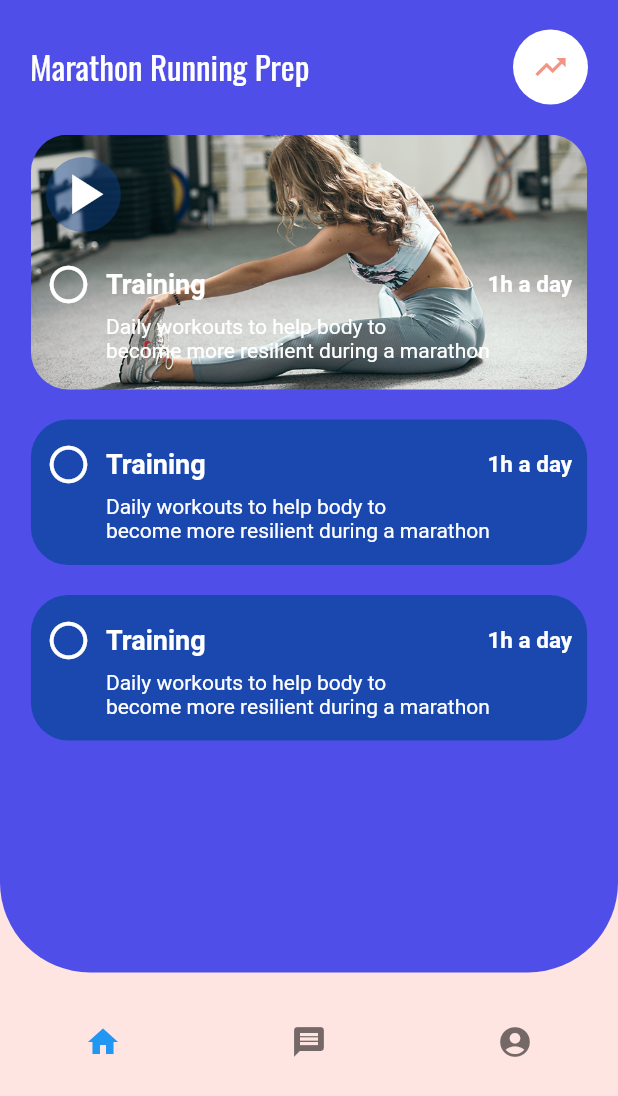
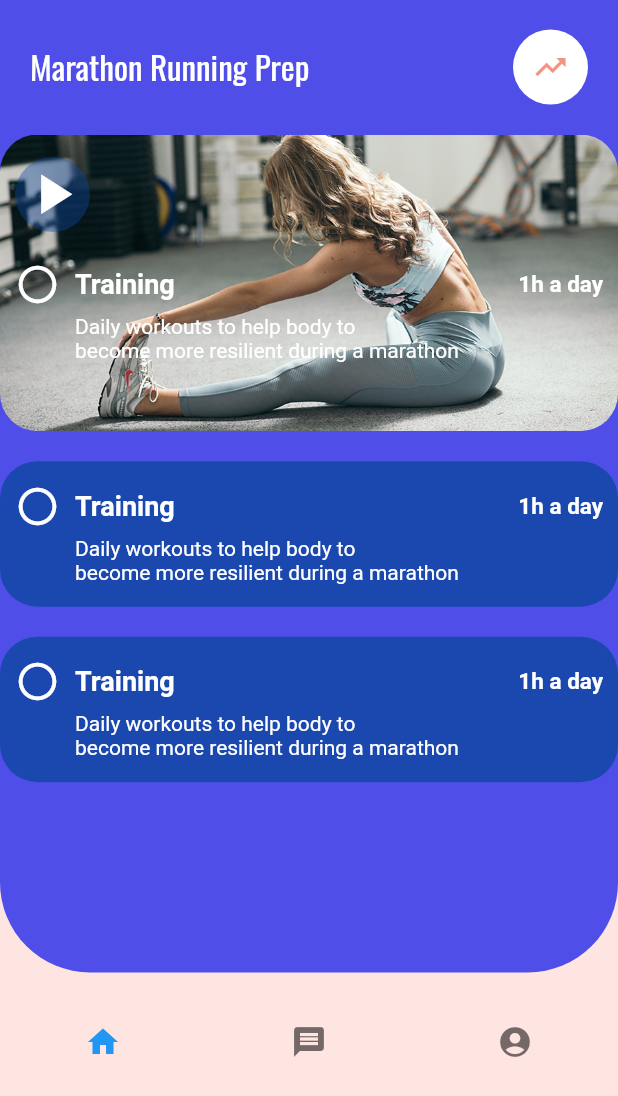
Before and after one commit to NassimFatmi/flutter-todays-task, a Flutter app: the screen it shows after launch, on a phone screen of 412 x 824 dp, the part 140-1236 px from its top. Run offline on Flutter 3.47's test engine with Material 2 defaults, Android fonts, the phone set to English and light mode, and no system bars.

Commit message:
update UI

```diff
--- a/lib/main.dart
+++ b/lib/main.dart
@@ -3,6 +3,7 @@ import 'package:todays_task_ui/screens/home.dart';
 
 void main() {
   runApp(MaterialApp(
+    debugShowCheckedModeBanner: false,
     home : Home(),
   ));
 }
--- a/lib/screens/home.dart
+++ b/lib/screens/home.dart
@@ -68,12 +68,12 @@ class _HomeState extends State<Home> {
             SizedBox(
               height: 20.0,
             ),
-            Column(
+            Container(
+              height: MediaQuery.of(context).size.height * 0.59,
+              child: ListView(
                 children: <Widget>[
-                Padding(
-                  padding: const EdgeInsets.symmetric(horizontal: 20.0),
-                  child: Container(
-                    height: 170.0,
+                  Container(
+                    height: MediaQuery.of(context).size.height * 0.24,
                     width: MediaQuery.of(context).size.width * 0.90,
                     decoration: BoxDecoration(
                         image: DecorationImage(
@@ -143,13 +143,10 @@ class _HomeState extends State<Home> {
                       ),
                     ),
                   ),
-                ),
                   SizedBox(
                     height: 20.0,
                   ),
-                Padding(
-                  padding: const EdgeInsets.symmetric(horizontal: 20.0),
-                  child: Container(
+                  Container(
                     width: MediaQuery.of(context).size.width * 0.90,
                     decoration: BoxDecoration(
                         borderRadius: BorderRadius.circular(25.0),
@@ -202,13 +199,10 @@ class _HomeState extends State<Home> {
                       ),
                     ),
                   ),
-                ),
                   SizedBox(
                     height: 20.0,
                   ),
-                Padding(
-                  padding: const EdgeInsets.symmetric(horizontal: 20.0),
-                  child: Container(
+                  Container(
                     width: MediaQuery.of(context).size.width * 0.90,
                     decoration: BoxDecoration(
                         borderRadius: BorderRadius.circular(25.0),
@@ -261,8 +255,8 @@ class _HomeState extends State<Home> {
                       ),
                     ),
                   ),
+                ],
               ),
-              ],
             ),
           ],
         ),
@@ -277,7 +271,6 @@ class _HomeState extends State<Home> {
                 icon: Icon(Icons.message), title: SizedBox.shrink()),
             BottomNavigationBarItem(
                 icon: Icon(Icons.account_circle), title: SizedBox.shrink()),
-
           ]),
     );
   }
```
Lines whose indentation alone changed are shown as unchanged.
